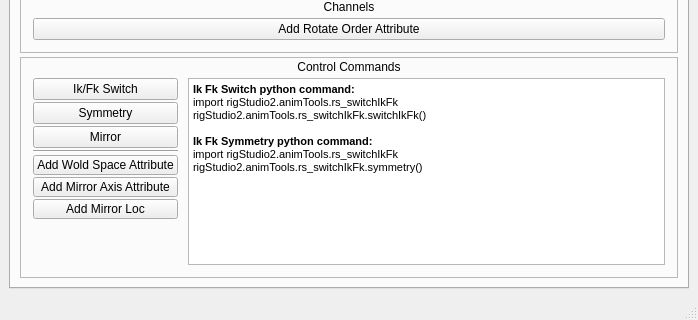
The window that ui/designer/mainWindow.ui (PavelCrow/RigStudio3) describes before a commit, drawn with Qt 5; both pictures show x 0 to 698 and y 609 to 929 of the 698 by 929 pixel window.
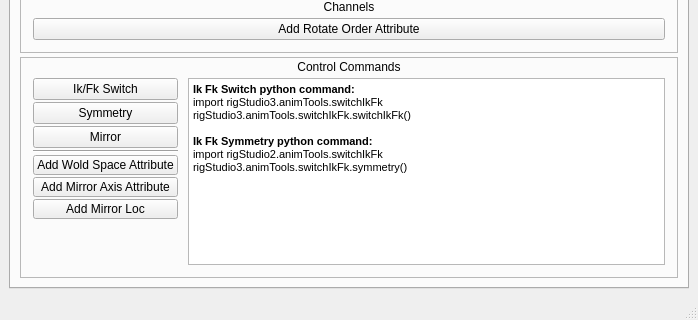
The same window after the commit. The open tabs and pages were chosen to show the change.

Patch:
```diff
--- a/ui/designer/mainWindow.ui
+++ b/ui/designer/mainWindow.ui
@@ -8321,12 +8321,12 @@
 p, li { white-space: pre-wrap; }
 &lt;/style&gt;&lt;/head&gt;&lt;body style=&quot; font-family:'MS Shell Dlg 2'; font-size:8.25pt; font-weight:400; font-style:normal;&quot;&gt;
 &lt;p style=&quot; margin-top:0px; margin-bottom:0px; margin-left:0px; margin-right:0px; -qt-block-indent:0; text-indent:0px;&quot;&gt;&lt;span style=&quot; font-weight:600;&quot;&gt;Ik Fk Switch python command:&lt;/span&gt;&lt;/p&gt;
-&lt;p style=&quot; margin-top:0px; margin-bottom:0px; margin-left:0px; margin-right:0px; -qt-block-indent:0; text-indent:0px;&quot;&gt;&lt;span style=&quot; font-size:8pt;&quot;&gt;import rigStudio2.animTools.rs_switchIkFk&lt;/span&gt;&lt;/p&gt;
-&lt;p style=&quot; margin-top:0px; margin-bottom:0px; margin-left:0px; margin-right:0px; -qt-block-indent:0; text-indent:0px;&quot;&gt;&lt;span style=&quot; font-size:8pt;&quot;&gt;rigStudio2.animTools.rs_switchIkFk.switchIkFk()&lt;/span&gt;&lt;/p&gt;
+&lt;p style=&quot; margin-top:0px; margin-bottom:0px; margin-left:0px; margin-right:0px; -qt-block-indent:0; text-indent:0px;&quot;&gt;&lt;span style=&quot; font-size:8pt;&quot;&gt;import rigStudio3.animTools.switchIkFk&lt;/span&gt;&lt;/p&gt;
+&lt;p style=&quot; margin-top:0px; margin-bottom:0px; margin-left:0px; margin-right:0px; -qt-block-indent:0; text-indent:0px;&quot;&gt;&lt;span style=&quot; font-size:8pt;&quot;&gt;rigStudio3.animTools.switchIkFk.switchIkFk()&lt;/span&gt;&lt;/p&gt;
 &lt;p style=&quot;-qt-paragraph-type:empty; margin-top:0px; margin-bottom:0px; margin-left:0px; margin-right:0px; -qt-block-indent:0; text-indent:0px; font-size:8pt;&quot;&gt;&lt;br /&gt;&lt;/p&gt;
 &lt;p style=&quot; margin-top:0px; margin-bottom:0px; margin-left:0px; margin-right:0px; -qt-block-indent:0; text-indent:0px;&quot;&gt;&lt;span style=&quot; font-weight:600;&quot;&gt;Ik Fk S&lt;/span&gt;&lt;span style=&quot; font-size:8pt; font-weight:600;&quot;&gt;ymmetry&lt;/span&gt;&lt;span style=&quot; font-weight:600;&quot;&gt; python command:&lt;/span&gt;&lt;/p&gt;
-&lt;p style=&quot; margin-top:0px; margin-bottom:0px; margin-left:0px; margin-right:0px; -qt-block-indent:0; text-indent:0px;&quot;&gt;&lt;span style=&quot; font-size:8pt;&quot;&gt;import rigStudio2.animTools.rs_switchIkFk&lt;/span&gt;&lt;/p&gt;
-&lt;p style=&quot; margin-top:0px; margin-bottom:0px; margin-left:0px; margin-right:0px; -qt-block-indent:0; text-indent:0px;&quot;&gt;&lt;span style=&quot; font-size:8pt;&quot;&gt;rigStudio2.animTools.rs_switchIkFk.symmetry()&lt;/span&gt;&lt;/p&gt;&lt;/body&gt;&lt;/html&gt;</string>
+&lt;p style=&quot; margin-top:0px; margin-bottom:0px; margin-left:0px; margin-right:0px; -qt-block-indent:0; text-indent:0px;&quot;&gt;&lt;span style=&quot; font-size:8pt;&quot;&gt;import rigStudio2.animTools.switchIkFk&lt;/span&gt;&lt;/p&gt;
+&lt;p style=&quot; margin-top:0px; margin-bottom:0px; margin-left:0px; margin-right:0px; -qt-block-indent:0; text-indent:0px;&quot;&gt;&lt;span style=&quot; font-size:8pt;&quot;&gt;rigStudio3.animTools.switchIkFk.symmetry()&lt;/span&gt;&lt;/p&gt;&lt;/body&gt;&lt;/html&gt;</string>
                   </property>
                  </widget>
                 </item>
```
Left out of the diff: 2 changed lines with no effect on the pictures.
